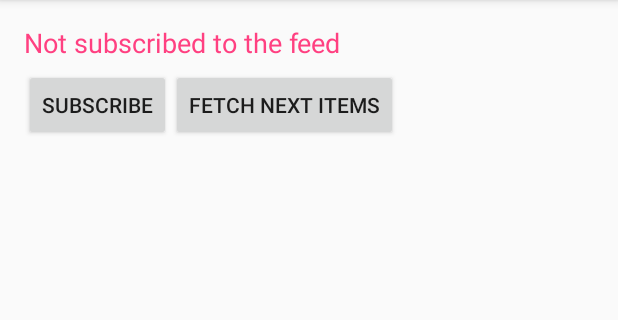
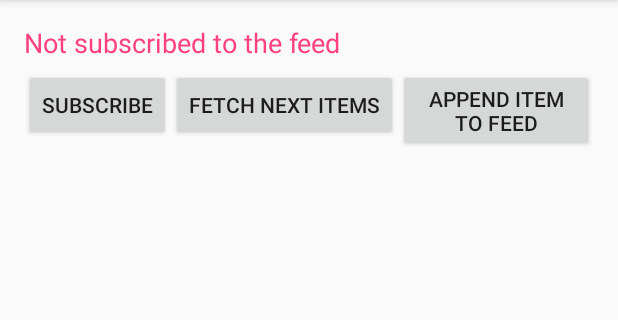
Before and after one commit to pusher/pusher-platform-android, an Android app: the screen it shows after launch (MainActivity), on a phone screen of 412 x 824 dp, the part 84-404 px from its top. Run offline under Robolectric (Android 15) with nearby library versions, the phone set to English and light mode, and no system bars.

Commit message:
Append functionality and sample

```diff
--- a/PusherPlatform/src/main/java/com/pusher/platform/App.java
+++ b/PusherPlatform/src/main/java/com/pusher/platform/App.java
@@ -110,9 +110,9 @@ public class App {
             return new App(
                     id,
                     cluster != null ? cluster: "beta",
-                    baseClient != null ? baseClient : new BaseClient.Builder().logger(logger).build(),
+                    baseClient,
                     logger != null ? logger: new EmptyLogger(),
-                    authorizer != null ? authorizer: new AnonymousAuthorizer(null));
+                    authorizer);
         }
     }
 }
--- a/Sample/src/main/java/com/pusher/platformclient/MainActivity.java
+++ b/Sample/src/main/java/com/pusher/platformclient/MainActivity.java
@@ -32,6 +32,7 @@ public class MainActivity extends AppCompatActivity {
     private FeedItemsAdapter adapter;
     private Button subscribe;
     private Button fetch;
+    private Button append;
     private TextView status;
     private Feed feed;
     private App app;
@@ -44,14 +45,13 @@ public class MainActivity extends AppCompatActivity {
         setContentView(R.layout.activity_main);
         subscribe = (Button) findViewById(R.id.btn_subscribe);
         fetch = (Button) findViewById(R.id.btn_fetchNext);
+        append = (Button) findViewById(R.id.btn_append);
         status = (TextView) findViewById(R.id.text_status);
         recyclerView = (RecyclerView) findViewById(R.id.recyclerview);
 
         recyclerView.setLayoutManager(new LinearLayoutManager(this));
         adapter = new FeedItemsAdapter();
         recyclerView.setAdapter(adapter);
-
-
 
         Authorizer authorizer = new SharedPreferencesAuthorizer.Builder()
                 .endpoint("YOUR_AUTHORIZER_ENDPOINT_HERE")
@@ -71,7 +71,7 @@ public class MainActivity extends AppCompatActivity {
                 .name("FEED_NAME")
                 .build();
 
-        app.setUserId("YOUR_APP_USERS_NAME");
+        app.setUserId("USER_ID");
 
         subscribe.setOnClickListener(new View.OnClickListener() {
             @Override
@@ -92,6 +92,19 @@ public class MainActivity extends AppCompatActivity {
                 performFetch();
             }
         });
+
+        append.setOnClickListener(new View.OnClickListener() {
+            @Override
+            public void onClick(View v) {
+                performAppend();
+            }
+        });
+    }
+
+    private int appends = 0;
+    private void performAppend() {
+        appends++;
+        feed.append(new Item("New item: " + appends));
     }
 
     private void performFetch() {
--- a/Sample/src/main/res/layout/activity_main.xml
+++ b/Sample/src/main/res/layout/activity_main.xml
@@ -41,6 +41,14 @@
             android:layout_toEndOf="@id/btn_subscribe"
             android:layout_below="@id/text_status"
             android:text="Fetch next items"/>
+
+        <Button
+            android:id="@+id/btn_append"
+            android:layout_width="wrap_content"
+            android:layout_height="wrap_content"
+            android:layout_toEndOf="@id/btn_fetchNext"
+            android:layout_below="@id/text_status"
+            android:text="Append item to feed"/>
     </RelativeLayout>
 
     <android.support.v7.widget.RecyclerView
```
Also changed, not shown: PusherPlatform/src/main/java/com/pusher/platform/feeds/AppendRequestBody.java (added, +11 -0 lines), PusherPlatform/src/main/java/com/pusher/platform/feeds/Feed.java (+17 -4 lines), PusherPlatform/src/main/java/com/pusher/platform/feeds/Item.java (+6 -4 lines).
